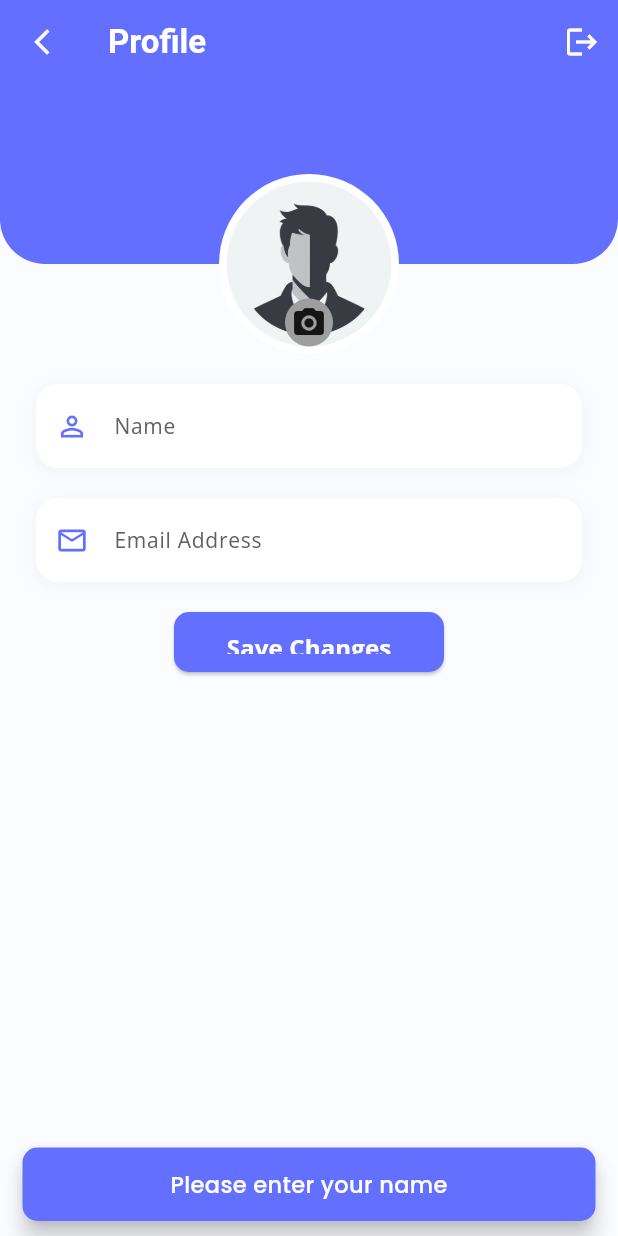
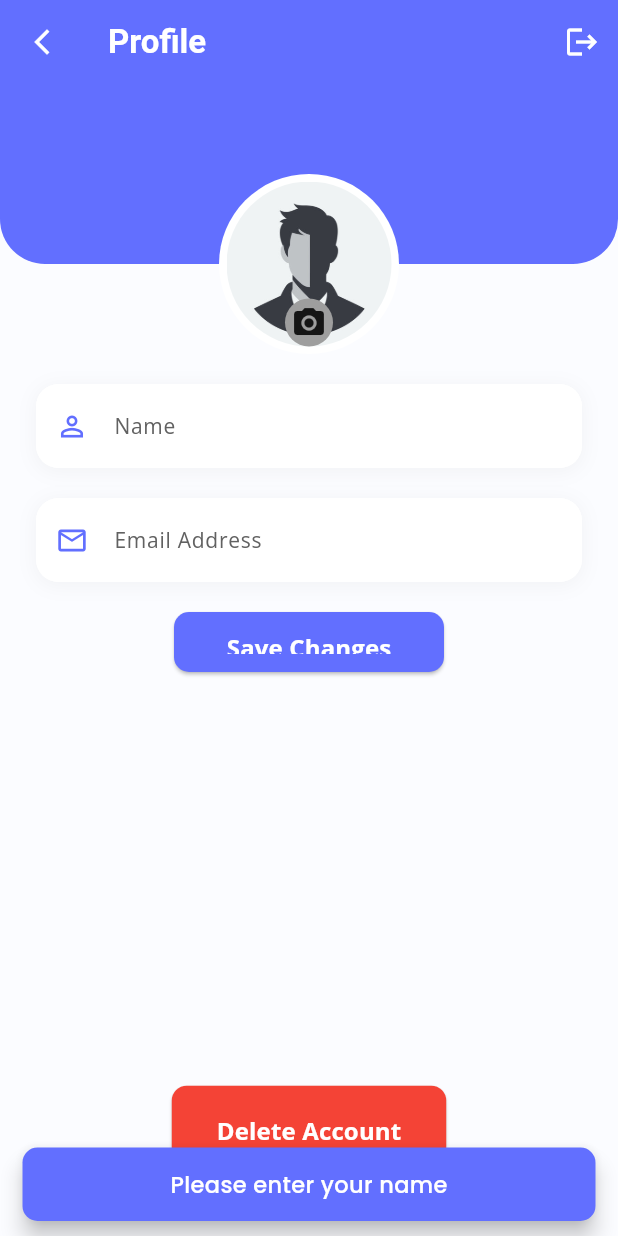
Before and after one commit to EmmyAnieDev/link-up-flutter-frontend, a Flutter app: the ProfileScreen screen opened directly, after a tap on "Save Changes", on a phone screen of 412 x 824 dp. Run offline on Flutter 3.47's test engine with Material 3 defaults, Android fonts, the light colour scheme and no system bars; our stand-ins replace flutter_riverpod, flutter_secure_storage, flutter_spinkit, google_fonts, image_picker, shared_preferences; accounts and stored records are empty; Roboto replaces fonts that are missing (Sansita).

Commit message:
implemented Registration and Delete account Features

```diff
--- a/lib/core/utils/validators.dart
+++ b/lib/core/utils/validators.dart
@@ -28,19 +28,12 @@ String? validatePassword(String? value) {
   return null;
 }
 
-String? validateProfileName(String? value) {
+String? validateConfirmPassword(value, password) {
   if (value == null || value.isEmpty) {
-    return 'Please enter your name';
+    return 'Please confirm your password';
+  }
+  if (value != password) {
+    return 'Passwords do not match';
   }
   return null;
 }
-
-String? validateProfileEmail(String? value) {
-  if (value == null || value.isEmpty) {
-    return 'Please enter your email';
-  }
-  if (!RegExp(r'^[^@]+@[^@]+\.[^@]+').hasMatch(value)) {
-    return 'Please enter a valid email';
-  }
-  return null;
-}
--- a/lib/data/provider/user_provider.dart
+++ b/lib/data/provider/user_provider.dart
@@ -6,6 +6,7 @@ import 'package:shared_preferences/shared_preferences.dart';
 
 import '../../core/utils/show_notifier_snack_bar.dart';
 import '../../core/utils/validators.dart';
+import '../../presentation/screens/auth/login_screen.dart';
 import '../models/user_model.dart';
 import '../repositories/auth_repo.dart';
 import '../repositories/user_repo.dart';
@@ -46,8 +47,8 @@ class UserController extends ChangeNotifier {
       _isLoading = true;
       notifyListeners();
 
-      final nameError = validateProfileName(name);
-      final emailError = validateProfileEmail(email);
+      final nameError = validateName(name);
+      final emailError = validateEmail(email);
 
       if (nameError != null || emailError != null) {
         ShowNotifierSnackBar.showSnackBar(
@@ -102,14 +103,34 @@ class UserController extends ChangeNotifier {
   Future<void> deleteUser(BuildContext context) async {
     try {
       final token = await AuthRepository.retrieveToken();
+
+      if (token == null) {
+        ShowNotifierSnackBar.showSnackBar(
+          context,
+          'Unauthenticated',
+          const Color(0xFF626FFF),
+          const Color(0xFFFFFFFF),
+        );
+        return;
+      }
+
       await UserRepository.deleteUser(token);
 
       _currentUser = null;
       final prefs = await SharedPreferences.getInstance();
       await prefs.remove('currentUser');
 
-      ScaffoldMessenger.of(context).showSnackBar(
-        const SnackBar(content: Text('Account deleted successful!')),
+      Navigator.of(context).push(
+        MaterialPageRoute(
+          builder: (context) => const LoginScreen(),
+        ),
+      );
+
+      ShowNotifierSnackBar.showSnackBar(
+        context,
+        'Account deleted!',
+        const Color(0xFFFFFFFF),
+        const Color(0xFF626FFF),
       );
     } catch (e) {
       print('Account deleted failed: ${e.toString()}');
--- a/lib/data/repositories/auth_repo.dart
+++ b/lib/data/repositories/auth_repo.dart
@@ -27,7 +27,7 @@ class AuthRepository {
 
         final responseData = response['data'];
 
-        if (!response.containsKey(responseData['token'])) {
+        if (!responseData.containsKey('token')) {
           throw ApiException('Missing token data in response');
         }
 
@@ -60,8 +60,6 @@ class AuthRepository {
         'email': email,
         'password': password,
       });
-
-      print(response);
 
       if (response == null || response.isEmpty) {
         throw ApiException('No response from server');
--- a/lib/data/repositories/user_repo.dart
+++ b/lib/data/repositories/user_repo.dart
@@ -44,7 +44,7 @@ class UserRepository {
       await AuthRepository.storage.delete(key: 'token');
       print("Token cleared locally.");
 
-      await ApiService.deleteRequest('delete-account', token);
+      await ApiService.deleteRequest('users/delete-account', token);
 
       print("Account deleted from database.");
     } catch (e) {
--- a/lib/presentation/screens/profile/profile_screen.dart
+++ b/lib/presentation/screens/profile/profile_screen.dart
@@ -126,6 +126,36 @@ class ProfileScreen extends ConsumerWidget {
                 ),
               ),
             ),
+            Spacer(flex: 1),
+            SizedBox(
+              child: ElevatedButton(
+                onPressed: () async => up.deleteUser(context),
+                style: ElevatedButton.styleFrom(
+                  backgroundColor: Colors.red,
+                  shape: RoundedRectangleBorder(
+                    borderRadius: BorderRadius.circular(10),
+                  ),
+                  padding: const EdgeInsets.symmetric(
+                    horizontal: 30,
+                    vertical: 18,
+                  ),
+                ),
+                child: up.isLoading
+                    ? const SpinKitThreeBounce(
+                        color: Color(0xFFFFFFFF),
+                        size: 18.0,
+                      )
+                    : Text(
+                        'Delete Account',
+                        style: GoogleFonts.openSans(
+                          fontSize: 16,
+                          fontWeight: FontWeight.bold,
+                          color: Colors.white,
+                        ),
+                      ),
+              ),
+            ),
+            SizedBox(height: MediaQuery.of(context).size.height * 0.05),
           ],
         ),
       ),
```
Also changed, not shown: lib/data/provider/auth_provider.dart (+34 -24 lines), lib/presentation/components/register_textfield_wrapper.dart (+19 -12 lines).
